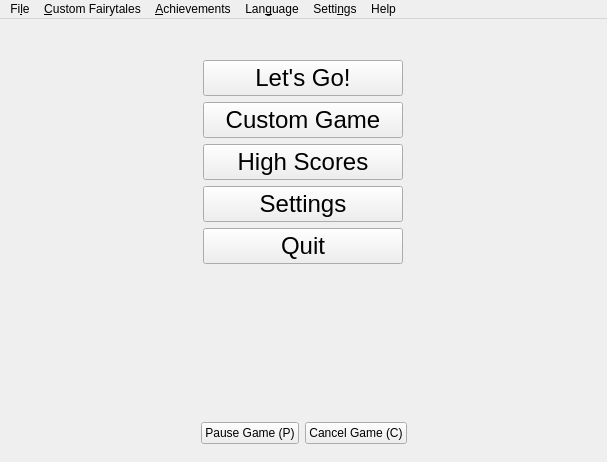
Above: ui/mainwindow.ui from tdauth/gustavsfairyland before the change. Below: the same form after it.
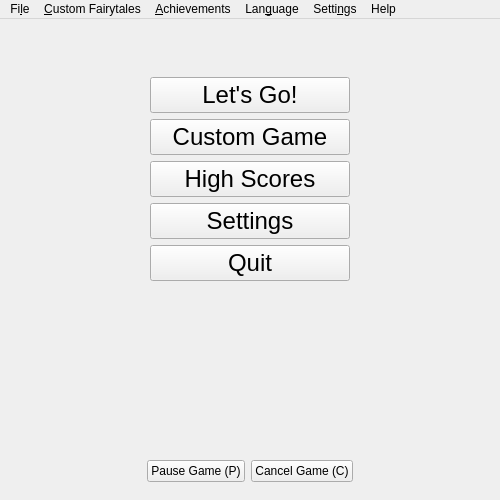
That is the form after the change. Icons and pictures are not drawn.

```diff
--- a/ui/mainwindow.ui
+++ b/ui/mainwindow.ui
@@ -6,8 +6,8 @@
    <rect>
     <x>0</x>
     <y>0</y>
-    <width>607</width>
-    <height>462</height>
+    <width>500</width>
+    <height>500</height>
    </rect>
   </property>
   <property name="sizePolicy">
@@ -291,8 +291,8 @@
     <rect>
      <x>0</x>
      <y>0</y>
-     <width>607</width>
-     <height>21</height>
+     <width>500</width>
+     <height>27</height>
     </rect>
    </property>
    <widget class="QMenu" name="menuFile">
```
